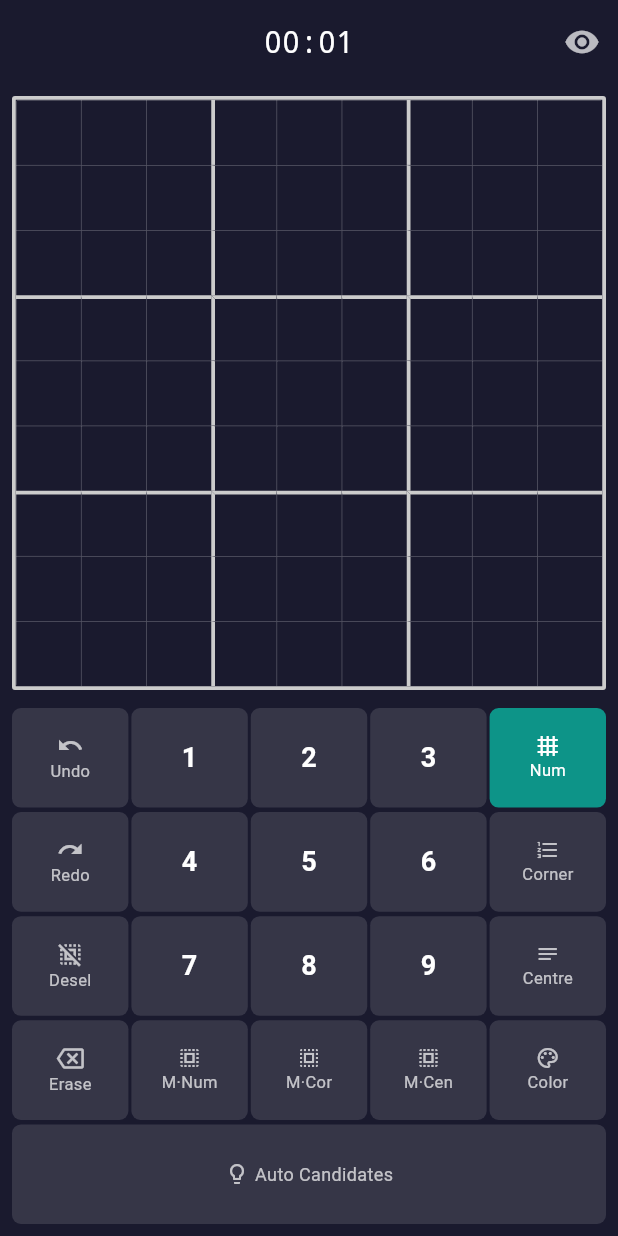
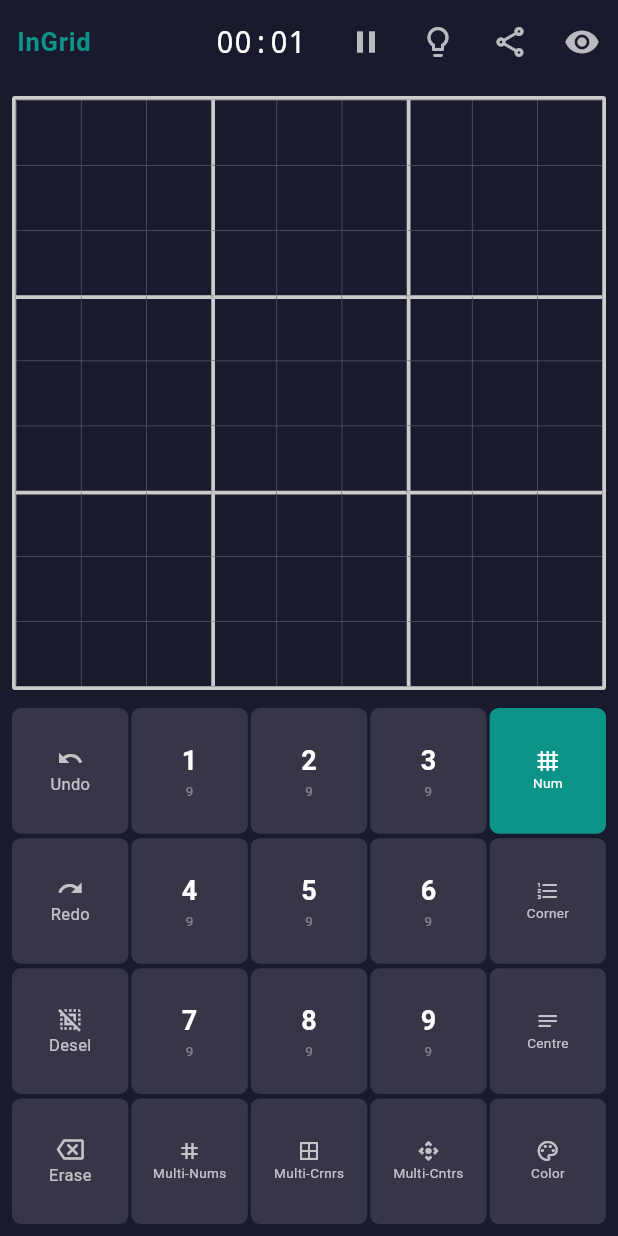
Before and after one commit to NVME-git/InGrid, a Flutter app: the GameScreen screen opened by its route, on a phone screen of 412 x 824 dp. Run offline on Flutter 3.47's test engine with Material 3 defaults, Android fonts, the phone set to English and light mode, and no system bars; our stand-ins replace flutter_riverpod, go_router.

Commit message:
Add pause, share, digit counts, multi-select icons, timer toggle, InGrid branding
Co-authored-by: NVME-git <30406909+NVME-git@users.noreply.github.com>
Agent-Logs-Url: https://github.com/NVME-git/InGrid/sessions/5ab5773e-3ed8-4601-8838-36709f57635b

```diff
--- a/lib/features/game/game_screen.dart
+++ b/lib/features/game/game_screen.dart
@@ -18,6 +18,8 @@ class _GameScreenState extends ConsumerState<GameScreen> {
   Timer? _timer;
   /// In landscape mode, whether the toolbar is on the right side.
   bool _toolbarOnRight = true;
+  /// Whether the timer shows seconds (mm:ss) or just minutes (mm m).
+  bool _timerShowSeconds = true;
 
   @override
   void initState() {
@@ -34,7 +36,7 @@ class _GameScreenState extends ConsumerState<GameScreen> {
   void _startTimer() {
     _timer = Timer.periodic(const Duration(seconds: 1), (_) {
       final game = ref.read(gameProvider);
-      if (!game.isComplete) {
+      if (!game.isComplete && !game.isPaused) {
         ref.read(gameProvider.notifier).updateTimer(
           game.elapsed + const Duration(seconds: 1),
         );
@@ -43,15 +45,34 @@ class _GameScreenState extends ConsumerState<GameScreen> {
   }
 
   String _formatTime(Duration d) {
-    final m = d.inMinutes.remainder(60).toString().padLeft(2, '0');
+    final m = d.inMinutes;
+    if (!_timerShowSeconds) return '${m}m';
     final s = d.inSeconds.remainder(60).toString().padLeft(2, '0');
-    return '$m:$s';
+    return '${m.toString().padLeft(2, '0')}:$s';
+  }
+
+  void _shareBoard() {
+    final board = ref.read(gameProvider).board;
+    final buf = StringBuffer();
+    for (int r = 0; r < 9; r++) {
+      for (int c = 0; c < 9; c++) {
+        buf.write(board.cells[r][c].digit ?? '0');
+      }
+    }
+    Clipboard.setData(ClipboardData(text: buf.toString()));
+    ScaffoldMessenger.of(context).showSnackBar(
+      const SnackBar(
+        content: Text('Board copied to clipboard'),
+        duration: Duration(seconds: 2),
+      ),
+    );
   }
 
   // ── Keyboard shortcuts ────────────────────────────────────────────────────
   // N = Number mode     V = Corner mode    C = Centre mode
   // M = Multi-toggle    Z = Undo           Y = Redo
-  // 1-9 = Enter digit   Delete/Backspace = Erase    Escape = Deselect
+  // P = Pause           1-9 = Enter digit
+  // Delete/Backspace = Erase    Escape = Deselect
   KeyEventResult _handleKeyEvent(FocusNode node, KeyEvent event) {
     if (event is! KeyDownEvent && event is! KeyRepeatEvent) {
       return KeyEventResult.ignored;
@@ -100,6 +121,10 @@ class _GameScreenState extends ConsumerState<GameScreen> {
       notifier.toggleMultiSelect();
       return KeyEventResult.handled;
     }
+    if (key == LogicalKeyboardKey.keyP) {
+      notifier.togglePause();
+      return KeyEventResult.handled;
+    }
     if (key == LogicalKeyboardKey.delete || key == LogicalKeyboardKey.backspace) {
       notifier.erase();
       return KeyEventResult.handled;
@@ -115,6 +140,7 @@ class _GameScreenState extends ConsumerState<GameScreen> {
   @override
   Widget build(BuildContext context) {
     final game = ref.watch(gameProvider);
+    final notifier = ref.read(gameProvider.notifier);
     final isLandscape =
         MediaQuery.of(context).orientation == Orientation.landscape;
 
@@ -123,12 +149,64 @@ class _GameScreenState extends ConsumerState<GameScreen> {
       appBar: AppBar(
         backgroundColor: const Color(0xFF1A1A2E),
         foregroundColor: Colors.white,
-        title: Text(
-          _formatTime(game.elapsed),
-          style: const TextStyle(fontFamily: 'monospace', fontSize: 20),
+        leadingWidth: 72,
+        leading: const Center(
+          child: Text(
+            'InGrid',
+            style: TextStyle(
+              color: Color(0xFF0D9488),
+              fontSize: 17,
+              fontWeight: FontWeight.bold,
+              letterSpacing: 0.5,
+            ),
+          ),
+        ),
+        title: GestureDetector(
+          onTap: () => setState(() => _timerShowSeconds = !_timerShowSeconds),
+          child: Text(
+            _formatTime(game.elapsed),
+            style: const TextStyle(fontFamily: 'monospace', fontSize: 20),
+          ),
         ),
         centerTitle: true,
         actions: [
+          // Pause / resume
+          IconButton(
+            icon: Icon(
+              game.isPaused ? Icons.play_arrow : Icons.pause,
+              color: Colors.white70,
+            ),
+            tooltip: game.isPaused ? 'Resume' : 'Pause',
+            onPressed: notifier.togglePause,
+          ),
+          // Auto-candidates toggle
+          IconButton(
+            icon: Icon(
+              Icons.lightbulb_outline,
+              color: game.autoCandidates
+                  ? const Color(0xFF0D9488)
+                  : Colors.white70,
+            ),
+            tooltip: game.autoCandidates
+                ? 'Hide auto candidates'
+                : 'Show auto candidates',
+            onPressed: notifier.toggleAutoCandidates,
+          ),
+          // Share board state
+          IconButton(
+            icon: const Icon(Icons.share_outlined, color: Colors.white70),
+            tooltip: 'Copy board to clipboard',
+            onPressed: _shareBoard,
+          ),
+          // Conflict-highlight toggle
+          IconButton(
+            icon: Icon(
+              game.showConflicts ? Icons.visibility : Icons.visibility_off,
+              color: Colors.white70,
+            ),
+            tooltip: 'Toggle conflict highlights',
+            onPressed: notifier.toggleConflicts,
+          ),
           // Landscape side-switch toggle (only shown in landscape)
           if (isLandscape)
             IconButton(
@@ -141,14 +219,6 @@ class _GameScreenState extends ConsumerState<GameScreen> {
                   : 'Move controls to right',
               onPressed: () => setState(() => _toolbarOnRight = !_toolbarOnRight),
             ),
-          IconButton(
-            icon: Icon(
-              game.showConflicts ? Icons.visibility : Icons.visibility_off,
-              color: Colors.white70,
-            ),
-            tooltip: 'Toggle conflict highlights',
-            onPressed: () => ref.read(gameProvider.notifier).toggleConflicts(),
-          ),
         ],
       ),
       body: Focus(
@@ -157,9 +227,15 @@ class _GameScreenState extends ConsumerState<GameScreen> {
         child: SafeArea(
           child: game.isComplete
               ? _CompletionOverlay(elapsed: game.elapsed)
-              : isLandscape
-                  ? _LandscapeLayout(toolbarOnRight: _toolbarOnRight)
-                  : const _PortraitLayout(),
+              : Stack(
+                  fit: StackFit.expand,
+                  children: [
+                    isLandscape
+                        ? _LandscapeLayout(toolbarOnRight: _toolbarOnRight)
+                        : const _PortraitLayout(),
+                    if (game.isPaused) const _PauseOverlay(),
+                  ],
+                ),
         ),
       ),
     );
@@ -241,6 +317,30 @@ class _LandscapeLayout extends StatelessWidget {
   }
 }
 
+/// Shown on top of the game when paused.
+class _PauseOverlay extends StatelessWidget {
+  const _PauseOverlay();
+
+  @override
+  Widget build(BuildContext context) {
+    return Container(
+      color: const Color(0xEE1A1A2E),
+      alignment: Alignment.center,
+      child: const Column(
+        mainAxisSize: MainAxisSize.min,
+        children: [
+          Icon(Icons.pause_circle_outline, size: 72, color: Colors.white54),
+          SizedBox(height: 12),
+          Text(
+            'Paused',
+            style: TextStyle(fontSize: 28, color: Colors.white54),
+          ),
+        ],
+      ),
+    );
+  }
+}
+
 class _CompletionOverlay extends StatelessWidget {
   final Duration elapsed;
   const _CompletionOverlay({required this.elapsed});
--- a/lib/features/game/game_state.dart
+++ b/lib/features/game/game_state.dart
@@ -41,6 +41,8 @@ class GameState {
   /// When true, every empty cell that has no user-written notes shows its
   /// computed valid candidates as dim corner notes.
   final bool autoCandidates;
+  /// When true the timer is stopped and a pause overlay hides the grid.
+  final bool isPaused;
 
   const GameState({
     required this.board,
@@ -59,6 +61,7 @@ class GameState {
     this.flashNoteMode,
     this.pinnedDigit,
     this.autoCandidates = false,
+    this.isPaused = false,
   });
 
   GameState copyWith({
@@ -82,6 +85,7 @@ class GameState {
     // Pass clearPinnedDigit: true to null-out the pinned digit highlight.
     bool clearPinnedDigit = false,
     bool? autoCandidates,
+    bool? isPaused,
   }) {
     return GameState(
       board: board ?? this.board,
@@ -100,6 +104,7 @@ class GameState {
       flashNoteMode: clearFlash ? null : (flashNoteMode ?? this.flashNoteMode),
       pinnedDigit: clearPinnedDigit ? null : (pinnedDigit ?? this.pinnedDigit),
       autoCandidates: autoCandidates ?? this.autoCandidates,
+      isPaused: isPaused ?? this.isPaused,
     );
   }
 }
@@ -491,6 +496,10 @@ class GameNotifier extends Notifier<GameState> {
     state = state.copyWith(autoCandidates: !state.autoCandidates);
   }
 
+  void togglePause() {
+    state = state.copyWith(isPaused: !state.isPaused);
+  }
+
   void _saveUndoSnapshot() {
     _undoStack.add(state.board.copy());
   }
--- a/lib/features/game/widgets/digit_toolbar.dart
+++ b/lib/features/game/widgets/digit_toolbar.dart
@@ -7,9 +7,8 @@ import '../game_state.dart';
 //   Row 1:  [Undo]     [1] [2] [3]  [Num]
 //   Row 2:  [Redo]     [4] [5] [6]  [Corner]
 //   Row 3:  [Deselect] [7] [8] [9]  [Centre]
-//   Row 4:  [Erase] [M·Num] [M·Cor] [M·Cen] [Color]
-//   Row 5:  [Auto Candidates  (full-width toggle)]
-//   Row 6:  (compact color-picker — only visible in Color mode)
+//   Row 4:  [Erase] [Multi-Nums] [Multi-Corners] [Multi-Centers] [Color]
+//   Row 5:  (compact color-picker — only visible in Color mode)
 //
 // Rows 1–4 use 5 Expanded children separated by 2 px gaps.
 // When [expanded] is true every row is wrapped in Expanded so the toolbar
@@ -29,15 +28,27 @@ class DigitToolbar extends ConsumerWidget {
     final multi = game.multiSelectMode;
     final isColor = mode == EntryMode.highlighter;
 
-    // ── Build the 5 button rows (shared between compact and expanded modes) ──
+    // ── Compute remaining count (9 − placed) for each digit 1–9 ──────────
+    final remaining = List.generate(9, (i) {
+      final digit = i + 1;
+      var placed = 0;
+      for (int r = 0; r < 9; r++) {
+        for (int c = 0; c < 9; c++) {
+          if (game.board.cells[r][c].digit == digit) placed++;
+        }
+      }
+      return 9 - placed;
+    });
+
+    // ── Build the 4 button rows (shared between compact and expanded modes) ──
     final xAlign =
         expanded ? CrossAxisAlignment.stretch : CrossAxisAlignment.center;
 
     final row1 = _ToolRow(crossAxisAlignment: xAlign, children: [
       _ActionBtn(icon: Icons.undo, label: 'Undo', onTap: notifier.undo),
-      _DigitBtn(digit: 1, disabled: isColor, onEnter: notifier.enterDigit, onLongPress: notifier.longPressDigit),
-      _DigitBtn(digit: 2, disabled: isColor, onEnter: notifier.enterDigit, onLongPress: notifier.longPressDigit),
-      _DigitBtn(digit: 3, disabled: isColor, onEnter: notifier.enterDigit, onLongPress: notifier.longPressDigit),
+      _DigitBtn(digit: 1, remaining: remaining[0], disabled: isColor, onEnter: notifier.enterDigit, onLongPress: notifier.longPressDigit),
+      _DigitBtn(digit: 2, remaining: remaining[1], disabled: isColor, onEnter: notifier.enterDigit, onLongPress: notifier.longPressDigit),
+      _DigitBtn(digit: 3, remaining: remaining[2], disabled: isColor, onEnter: notifier.enterDigit, onLongPress: notifier.longPressDigit),
       _ModeBtn(
         label: 'Num',
         icon: Icons.grid_4x4,
@@ -47,9 +58,9 @@ class DigitToolbar extends ConsumerWidget {
     ]);
     final row2 = _ToolRow(crossAxisAlignment: xAlign, children: [
       _ActionBtn(icon: Icons.redo, label: 'Redo', onTap: notifier.redo),
-      _DigitBtn(digit: 4, disabled: isColor, onEnter: notifier.enterDigit, onLongPress: notifier.longPressDigit),
-      _DigitBtn(digit: 5, disabled: isColor, onEnter: notifier.enterDigit, onLongPress: notifier.longPressDigit),
-      _DigitBtn(digit: 6, disabled: isColor, onEnter: notifier.enterDigit, onLongPress: notifier.longPressDigit),
+      _DigitBtn(digit: 4, remaining: remaining[3], disabled: isColor, onEnter: notifier.enterDigit, onLongPress: notifier.longPressDigit),
+      _DigitBtn(digit: 5, remaining: remaining[4], disabled: isColor, onEnter: notifier.enterDigit, onLongPress: notifier.longPressDigit),
+      _DigitBtn(digit: 6, remaining: remaining[5], disabled: isColor, onEnter: notifier.enterDigit, onLongPress: notifier.longPressDigit),
       _ModeBtn(
         label: 'Corner',
         icon: Icons.format_list_numbered,
@@ -59,9 +70,9 @@ class DigitToolbar extends ConsumerWidget {
     ]);
     final row3 = _ToolRow(crossAxisAlignment: xAlign, children: [
       _ActionBtn(icon: Icons.deselect, label: 'Desel', onTap: notifier.deselectAll),
-      _DigitBtn(digit: 7, disabled: isColor, onEnter: notifier.enterDigit, onLongPress: notifier.longPressDigit),
-      _DigitBtn(digit: 8, disabled: isColor, onEnter: notifier.enterDigit, onLongPress: notifier.longPressDigit),
-      _DigitBtn(digit: 9, disabled: isColor, onEnter: notifier.enterDigit, onLongPress: notifier.longPressDigit),
+      _DigitBtn(digit: 7, remaining: remaining[6], disabled: isColor, onEnter: notifier.enterDigit, onLongPress: notifier.longPressDigit),
+      _DigitBtn(digit: 8, remaining: remaining[7], disabled: isColor, onEnter: notifier.enterDigit, onLongPress: notifier.longPressDigit),
+      _DigitBtn(digit: 9, remaining: remaining[8], disabled: isColor, onEnter: notifier.enterDigit, onLongPress: notifier.longPressDigit),
       _ModeBtn(
         label: 'Centre',
         icon: Icons.notes,
@@ -71,32 +82,27 @@ class DigitToolbar extends ConsumerWidget {
     ]);
     final row4 = _ToolRow(crossAxisAlignment: xAlign, children: [
       _ActionBtn(icon: Icons.backspace_outlined, label: 'Erase', onTap: notifier.erase),
-      _ModeBtn(label: 'M·Num', icon: Icons.select_all, active: mode == EntryMode.fullNumber && multi,
-          onTap: () => notifier.setEntryModeAndMulti(EntryMode.fullNumber, true)),
-      _ModeBtn(label: 'M·Cor', icon: Icons.select_all, active: mode == EntryMode.cornerNote && multi,
-          onTap: () => notifier.setEntryModeAndMulti(EntryMode.cornerNote, true)),
-      _ModeBtn(label: 'M·Cen', icon: Icons.select_all, active: mode == EntryMode.centreNote && multi,
-          onTap: () => notifier.setEntryModeAndMulti(EntryMode.centreNote, true)),
+      _ModeBtn(
+        label: 'Multi-Nums',
+        icon: Icons.tag,
+        active: mode == EntryMode.fullNumber && multi,
+        onTap: () => notifier.setEntryModeAndMulti(EntryMode.fullNumber, true),
+      ),
+      _ModeBtn(
+        label: 'Multi-Crnrs',
+        icon: Icons.border_all,
+        active: mode == EntryMode.cornerNote && multi,
+        onTap: () => notifier.setEntryModeAndMulti(EntryMode.cornerNote, true),
+      ),
+      _ModeBtn(
+        label: 'Multi-Cntrs',
+        icon: Icons.control_camera,
+        active: mode == EntryMode.centreNote && multi,
+        onTap: () => notifier.setEntryModeAndMulti(EntryMode.centreNote, true),
+      ),
       _ModeBtn(label: 'Color', icon: Icons.color_lens_outlined, active: isColor,
           onTap: () => notifier.setEntryModeAndMulti(EntryMode.highlighter, false)),
     ]);
-
-    final autoCandidatesBtn = _Btn(
-      active: game.autoCandidates,
-      onTap: notifier.toggleAutoCandidates,
-      child: Row(
-        mainAxisSize: MainAxisSize.min,
-        children: [
-          Icon(Icons.lightbulb_outline, size: 16,
-              color: game.autoCandidates ? Colors.white : Colors.white70),
-          const SizedBox(width: 4),
-          Text('Auto Candidates',
-              style: TextStyle(
-                  fontSize: 12,
-                  color: game.autoCandidates ? Colors.white : Colors.white70)),
-        ],
-      ),
-    );
 
     final colorPicker = isColor
         ? <Widget>[
@@ -115,8 +121,7 @@ class DigitToolbar extends ConsumerWidget {
           row1, const SizedBox(height: 3),
           row2, const SizedBox(height: 3),
           row3, const SizedBox(height: 3),
-          row4, const SizedBox(height: 3),
-          autoCandidatesBtn,
+          row4,
           ...colorPicker,
         ],
       );
@@ -128,8 +133,7 @@ class DigitToolbar extends ConsumerWidget {
         Expanded(child: row1), const SizedBox(height: 3),
         Expanded(child: row2), const SizedBox(height: 3),
         Expanded(child: row3), const SizedBox(height: 3),
-        Expanded(child: row4), const SizedBox(height: 3),
-        Expanded(child: autoCandidatesBtn),
+        Expanded(child: row4),
         ...colorPicker,
       ],
     );
@@ -188,16 +192,18 @@ class _Btn extends StatelessWidget {
   }
 }
 
-/// Digit button (1-9). Grayed out and non-interactive in Color mode.
+/// Digit button (1-9). Shows remaining count subscript; greys out when fully placed.
 /// Tap: enter digit in current mode. Long-press: smart write or highlight.
 class _DigitBtn extends StatelessWidget {
   final int digit;
+  final int remaining; // how many of this digit are still unplaced (0–9)
   final bool disabled;
   final void Function(int) onEnter;
   final void Function(int) onLongPress;
 
   const _DigitBtn({
     required this.digit,
+    required this.remaining,
     required this.disabled,
     required this.onEnter,
     required this.onLongPress,
@@ -205,16 +211,30 @@ class _DigitBtn extends StatelessWidget {
 
   @override
   Widget build(BuildContext context) {
+    final fullyPlaced = remaining == 0;
+    final effectivelyDisabled = disabled || fullyPlaced;
     return _Btn(
-      onTap: disabled ? null : () => onEnter(digit),
-      onLongPress: disabled ? null : () => onLongPress(digit),
-      child: Text(
-        '$digit',
-        style: TextStyle(
-          fontSize: 18,
-          fontWeight: FontWeight.bold,
-          color: disabled ? Colors.white24 : Colors.white,
-        ),
+      onTap: effectivelyDisabled ? null : () => onEnter(digit),
+      onLongPress: effectivelyDisabled ? null : () => onLongPress(digit),
+      child: Column(
+        mainAxisSize: MainAxisSize.min,
+        children: [
+          Text(
+            '$digit',
+            style: TextStyle(
+              fontSize: 18,
+              fontWeight: FontWeight.bold,
+              color: effectivelyDisabled ? Colors.white24 : Colors.white,
+            ),
+          ),
+          Text(
+            '$remaining',
+            style: TextStyle(
+              fontSize: 9,
+              color: effectivelyDisabled ? Colors.white12 : Colors.white38,
+            ),
+          ),
+        ],
       ),
     );
   }
@@ -245,8 +265,10 @@ class _ModeBtn extends StatelessWidget {
           Icon(icon, size: 16, color: active ? Colors.white : Colors.white70),
           Text(
             label,
+            maxLines: 1,
+            overflow: TextOverflow.ellipsis,
             style: TextStyle(
-                fontSize: 11, color: active ? Colors.white : Colors.white70),
+                fontSize: 9, color: active ? Colors.white : Colors.white70),
           ),
         ],
       ),
```
